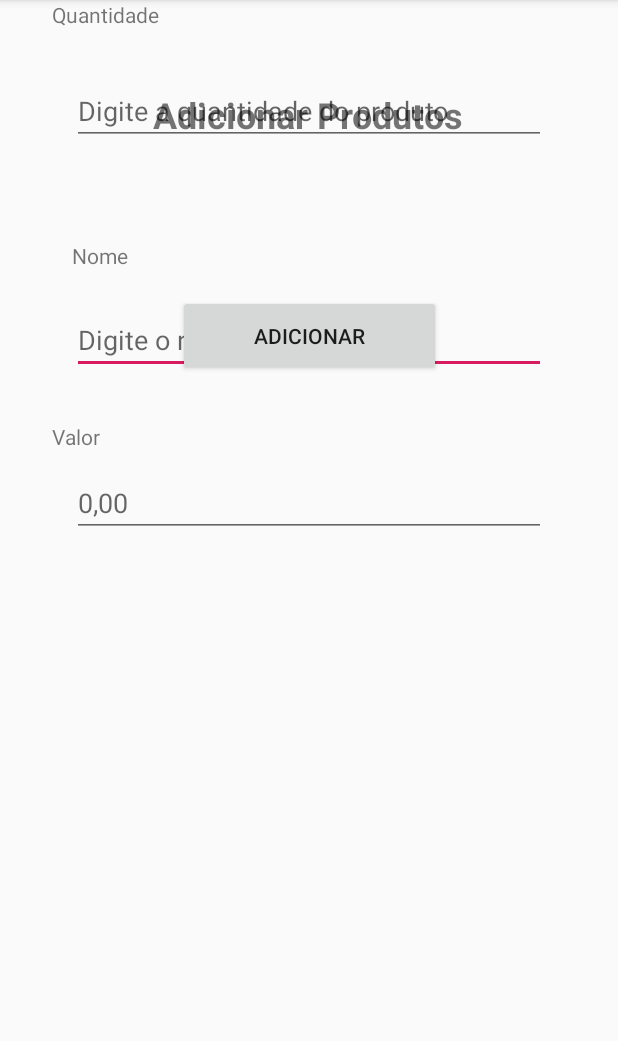
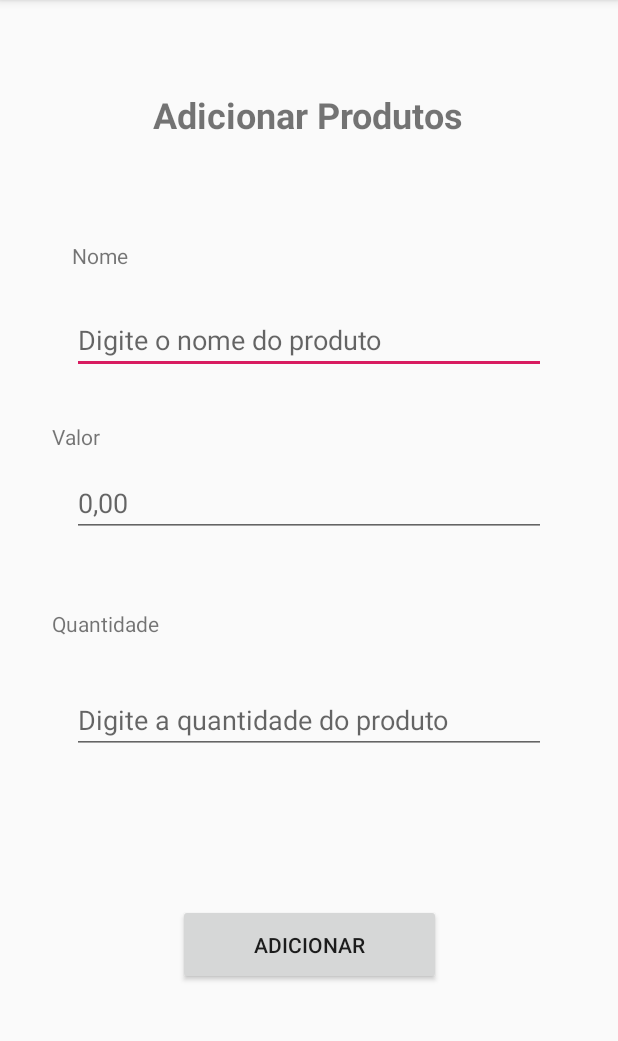
Before and after one commit to felipemostardas/APS-CDM-Fadergs, an Android app: the screen it shows after launch (ProdutoActivity), on a phone screen of 412 x 824 dp, the part 84-1125 px from its top. Run offline under Robolectric (Android 15) with nearby library versions, the phone set to English and light mode, and no system bars; 1 statement that could not run was skipped.

Commit message:
Commit 1007 - Layout add Produto

```diff
--- a/app/src/main/res/layout/activity_produto.xml
+++ b/app/src/main/res/layout/activity_produto.xml
@@ -88,7 +88,7 @@
         app:layout_constraintEnd_toEndOf="parent"
         app:layout_constraintHorizontal_bias="0.096"
         app:layout_constraintStart_toStartOf="parent"
-        app:layout_constraintTop_toBottomOf="@+id/stValor" />
+        app:layout_constraintTop_toBottomOf="@+id/etValor" />
 
     <EditText
         android:id="@+id/edQuantidade"
```
